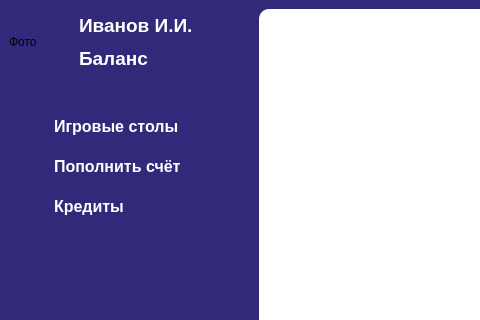
The window that Gui/window_player.ui (MyEdit/Casino_Client) describes before a commit, drawn with Qt 5; both pictures show x 0 to 480 and y 0 to 320 of the 1064 by 712 pixel window.
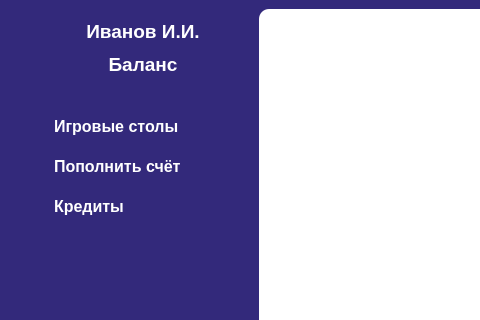
The same window after the commit. Icons and pictures are not drawn.

Commit message: Чуть поправил оформление профиля на случай если у юзера нет фото профиля

```diff
--- a/Gui/window_player.ui
+++ b/Gui/window_player.ui
@@ -29,95 +29,54 @@
     <property name="horizontalSpacing">
      <number>0</number>
     </property>
-    <item row="0" column="0">
-     <widget class="QLabel" name="photo">
-      <property name="minimumSize">
-       <size>
-        <width>65</width>
-        <height>65</height>
-       </size>
+    <item row="5" column="0" colspan="2">
+     <widget class="QPushButton" name="buttonExit">
+      <property name="font">
+       <font>
+        <family>Segoe UI</family>
+        <pointsize>14</pointsize>
+        <weight>75</weight>
+        <bold>true</bold>
+       </font>
       </property>
-      <property name="maximumSize">
-       <size>
-        <width>65</width>
-        <height>65</height>
-       </size>
+      <property name="styleSheet">
+       <string notr="true">QPushButton {
+	background: transparent;
+    border: none;
+	color: rgb(255, 255, 255);
+	padding: 5px;
+	text-align: left;
+}</string>
       </property>
       <property name="text">
-       <string>Фото</string>
+       <string>Выход</string>
+      </property>
+      <property name="icon">
+       <iconset resource="../Resources.qrc">
+        <normaloff>:/icons/resources/exit.png</normaloff>:/icons/resources/exit.png</iconset>
+      </property>
+      <property name="iconSize">
+       <size>
+        <width>32</width>
+        <height>32</height>
+       </size>
       </property>
      </widget>
     </item>
-    <item row="0" column="1">
-     <layout class="QVBoxLayout" name="verticalLayout">
-      <property name="leftMargin">
-       <number>5</number>
-      </property>
-      <property name="rightMargin">
-       <number>5</number>
-      </property>
-      <item>
-       <widget class="QLabel" name="fullNamePlayer">
-        <property name="font">
-         <font>
-          <family>Segoe UI</family>
-          <pointsize>14</pointsize>
-          <weight>75</weight>
-          <bold>true</bold>
-         </font>
-        </property>
-        <property name="styleSheet">
-         <string notr="true">QLabel {
-	color: rgb(255, 255, 255);
-}</string>
-        </property>
-        <property name="text">
-         <string>Иванов И.И.</string>
-        </property>
-        <property name="wordWrap">
-         <bool>true</bool>
-        </property>
-       </widget>
-      </item>
-      <item>
-       <widget class="QLabel" name="balance">
-        <property name="font">
-         <font>
-          <family>Segoe UI</family>
-          <pointsize>14</pointsize>
-          <weight>75</weight>
-          <bold>true</bold>
-         </font>
-        </property>
-        <property name="styleSheet">
-         <string notr="true">QLabel {
-	color: rgb(255, 255, 255);
-}</string>
-        </property>
-        <property name="text">
-         <string>Баланс</string>
-        </property>
-       </widget>
-      </item>
-     </layout>
-    </item>
-    <item row="1" column="1">
-     <spacer name="verticalSpacer">
+    <item row="4" column="0" colspan="2">
+     <spacer name="verticalSpacer_2">
       <property name="orientation">
        <enum>Qt::Vertical</enum>
       </property>
-      <property name="sizeType">
-       <enum>QSizePolicy::Minimum</enum>
-      </property>
       <property name="sizeHint" stdset="0">
        <size>
-        <width>20</width>
-        <height>20</height>
+        <width>250</width>
+        <height>97</height>
        </size>
       </property>
      </spacer>
     </item>
-    <item row="2" column="0" colspan="2">
+    <item row="3" column="0" colspan="2">
      <layout class="QGridLayout" name="gridLayout_2">
       <property name="horizontalSpacing">
        <number>0</number>
@@ -272,54 +231,7 @@
       </item>
      </layout>
     </item>
-    <item row="4" column="0" colspan="2">
-     <widget class="QPushButton" name="buttonExit">
-      <property name="font">
-       <font>
-        <family>Segoe UI</family>
-        <pointsize>14</pointsize>
-        <weight>75</weight>
-        <bold>true</bold>
-       </font>
-      </property>
-      <property name="styleSheet">
-       <string notr="true">QPushButton {
-	background: transparent;
-    border: none;
-	color: rgb(255, 255, 255);
-	padding: 5px;
-	text-align: left;
-}</string>
-      </property>
-      <property name="text">
-       <string>Выход</string>
-      </property>
-      <property name="icon">
-       <iconset resource="../Resources.qrc">
-        <normaloff>:/icons/resources/exit.png</normaloff>:/icons/resources/exit.png</iconset>
-      </property>
-      <property name="iconSize">
-       <size>
-        <width>32</width>
-        <height>32</height>
-       </size>
-      </property>
-     </widget>
-    </item>
-    <item row="3" column="0" colspan="2">
-     <spacer name="verticalSpacer_2">
-      <property name="orientation">
-       <enum>Qt::Vertical</enum>
-      </property>
-      <property name="sizeHint" stdset="0">
-       <size>
-        <width>250</width>
-        <height>97</height>
-       </size>
-      </property>
-     </spacer>
-    </item>
-    <item row="0" column="2" rowspan="5">
+    <item row="0" column="2" rowspan="6">
      <widget class="QTabWidget" name="tabWidget">
       <property name="styleSheet">
        <string notr="true">QTabWidget::pane {
@@ -350,6 +262,124 @@
       </property>
      </widget>
     </item>
+    <item row="1" column="0" colspan="2">
+     <layout class="QHBoxLayout" name="horizontalLayout">
+      <item>
+       <spacer name="horizontalSpacer">
+        <property name="orientation">
+         <enum>Qt::Horizontal</enum>
+        </property>
+       </spacer>
+      </item>
+      <item>
+       <widget class="QLabel" name="photo">
+        <property name="minimumSize">
+         <size>
+          <width>65</width>
+          <height>65</height>
+         </size>
+        </property>
+        <property name="maximumSize">
+         <size>
+          <width>65</width>
+          <height>65</height>
+         </size>
+        </property>
+        <property name="text">
+         <string/>
+        </property>
+       </widget>
+      </item>
+      <item>
+       <layout class="QVBoxLayout" name="verticalLayout">
+        <property name="leftMargin">
+         <number>5</number>
+        </property>
+        <property name="rightMargin">
+         <number>5</number>
+        </property>
+        <item>
+         <widget class="QLabel" name="fullNamePlayer">
+          <property name="font">
+           <font>
+            <family>Segoe UI</family>
+            <pointsize>14</pointsize>
+            <weight>75</weight>
+            <bold>true</bold>
+           </font>
+          </property>
+          <property name="styleSheet">
+           <string notr="true">QLabel {
+	color: rgb(255, 255, 255);
+}</string>
+          </property>
+          <property name="text">
+           <string>Иванов И.И.</string>
+          </property>
+          <property name="alignment">
+           <set>Qt::AlignCenter</set>
+          </property>
+          <property name="wordWrap">
+           <bool>true</bool>
+          </property>
+         </widget>
+        </item>
+        <item>
+         <widget class="QLabel" name="balance">
+          <property name="font">
+           <font>
+            <family>Segoe UI</family>
+            <pointsize>14</pointsize>
+            <weight>75</weight>
+            <bold>true</bold>
+           </font>
+          </property>
+          <property name="styleSheet">
+           <string notr="true">QLabel {
+	color: rgb(255, 255, 255);
+}</string>
+          </property>
+          <property name="text">
+           <string>Баланс</string>
+          </property>
+          <property name="alignment">
+           <set>Qt::AlignCenter</set>
+          </property>
+         </widget>
+        </item>
+       </layout>
+      </item>
+      <item>
+       <spacer name="horizontalSpacer_2">
+        <property name="orientation">
+         <enum>Qt::Horizontal</enum>
+        </property>
+        <property name="sizeHint" stdset="0">
+         <size>
+          <width>0</width>
+          <height>0</height>
+         </size>
+        </property>
+       </spacer>
+      </item>
+     </layout>
+    </item>
+    <item row="2" column="0" colspan="2">
+     <spacer name="verticalSpacer">
+      <property name="orientation">
+       <enum>Qt::Vertical</enum>
+      </property>
+      <property name="sizeType">
+       <enum>QSizePolicy::Minimum</enum>
+      </property>
+      <property name="sizeHint" stdset="0">
+       <size>
+        <width>20</width>
+        <height>20</height>
+       </size>
+      </property>
+     </spacer>
+    </item>
    </layout>
   </widget>
  </widget>
```
The commit also changes 9 other files.
